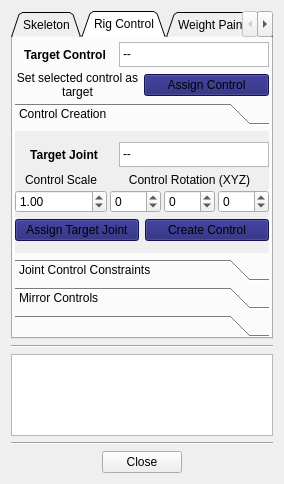
First picture: the form in QtInterface/simple_rigging_tool_widget.ui, repository MaoBoulve/Maya-Simple-Rigging-Tool, before the edit.
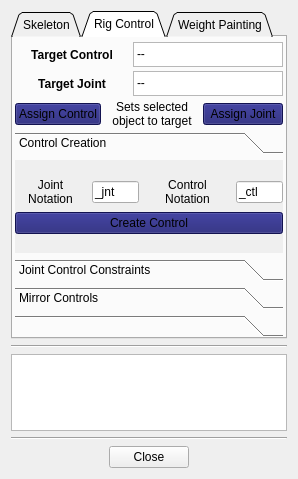
Second picture: the form after the edit. The open tabs and pages were chosen to show the change.

Commit message: Rigging system commands adapter class

```diff
--- a/QtInterface/simple_rigging_tool_widget.ui
+++ b/QtInterface/simple_rigging_tool_widget.ui
@@ -6,8 +6,8 @@
    <rect>
     <x>0</x>
     <y>0</y>
-    <width>284</width>
-    <height>484</height>
+    <width>298</width>
+    <height>479</height>
    </rect>
   </property>
   <property name="windowTitle">
@@ -515,6 +515,12 @@
       </layout>
      </widget>
      <widget class="QWidget" name="tab_rigControl">
+      <property name="sizePolicy">
+       <sizepolicy hsizetype="Preferred" vsizetype="Preferred">
+        <horstretch>0</horstretch>
+        <verstretch>0</verstretch>
+       </sizepolicy>
+      </property>
       <attribute name="title">
        <string>Rig Control</string>
       </attribute>
@@ -595,21 +601,55 @@
            </item>
           </layout>
          </item>
+         <item>
+          <layout class="QHBoxLayout" name="horizontalLayout_19">
+           <item>
+            <widget class="QLabel" name="label_16">
+             <property name="font">
+              <font>
+               <weight>75</weight>
+               <bold>true</bold>
+              </font>
+             </property>
+             <property name="text">
+              <string>Target Joint</string>
+             </property>
+             <property name="alignment">
+              <set>Qt::AlignCenter</set>
+             </property>
+             <property name="wordWrap">
+              <bool>false</bool>
+             </property>
+            </widget>
+           </item>
+           <item>
+            <widget class="QListWidget" name="list_rigControl_targetJoint">
+             <property name="sizePolicy">
+              <sizepolicy hsizetype="Fixed" vsizetype="Fixed">
+               <horstretch>0</horstretch>
+               <verstretch>0</verstretch>
+              </sizepolicy>
+             </property>
+             <property name="maximumSize">
+              <size>
+               <width>150</width>
+               <height>25</height>
+              </size>
+             </property>
+             <property name="flow">
+              <enum>QListView::LeftToRight</enum>
+             </property>
+             <item>
+              <property name="text">
+               <string>--</string>
+              </property>
+             </item>
+            </widget>
+           </item>
+          </layout>
+         </item>
          <item>
           <layout class="QHBoxLayout" name="horizontalLayout_21">
-           <item>
-            <widget class="QLabel" name="label_23">
-             <property name="text">
-              <string>Set selected control as target</string>
-             </property>
-             <property name="alignment">
-              <set>Qt::AlignCenter</set>
-             </property>
-             <property name="wordWrap">
-              <bool>true</bool>
-             </property>
-            </widget>
-           </item>
            <item>
             <widget class="QPushButton" name="btn_assignTargetControl">
              <property name="styleSheet">
@@ -622,6 +662,31 @@
              </property>
             </widget>
            </item>
+           <item>
+            <widget class="QLabel" name="label_23">
+             <property name="text">
+              <string>Sets selected object to target</string>
+             </property>
+             <property name="alignment">
+              <set>Qt::AlignCenter</set>
+             </property>
+             <property name="wordWrap">
+              <bool>true</bool>
+             </property>
+            </widget>
+           </item>
+           <item>
+            <widget class="QPushButton" name="btn_assignTargetJoint">
+             <property name="styleSheet">
+              <string notr="true">QPushButton{
+    background-color: midnightblue;
+}</string>
+             </property>
+             <property name="text">
+              <string>Assign Joint</string>
+             </property>
+            </widget>
+           </item>
           </layout>
          </item>
          <item>
@@ -634,8 +699,8 @@
              <rect>
               <x>0</x>
               <y>0</y>
-              <width>256</width>
-              <height>139</height>
+              <width>270</width>
+              <height>105</height>
              </rect>
             </property>
             <attribute name="label">
@@ -659,170 +724,79 @@
              </property>
              <item>
               <layout class="QVBoxLayout" name="verticalLayout_17">
+               <property name="spacing">
+                <number>6</number>
+               </property>
                <item>
-                <layout class="QHBoxLayout" name="horizontalLayout_19">
+                <layout class="QHBoxLayout" name="horizontalLayout">
                  <item>
-                  <widget class="QLabel" name="label_16">
-                   <property name="font">
-                    <font>
-                     <weight>75</weight>
-                     <bold>true</bold>
-                    </font>
-                   </property>
+                  <widget class="QLabel" name="label_25">
                    <property name="text">
-                    <string>Target Joint</string>
+                    <string>Joint Notation</string>
                    </property>
                    <property name="alignment">
                     <set>Qt::AlignCenter</set>
                    </property>
                    <property name="wordWrap">
-                    <bool>false</bool>
+                    <bool>true</bool>
                    </property>
                   </widget>
                  </item>
                  <item>
-                  <widget class="QListWidget" name="list_rigControl_targetJoint">
+                  <widget class="QLineEdit" name="lineEdit_jointNotation">
                    <property name="sizePolicy">
-                    <sizepolicy hsizetype="Fixed" vsizetype="Fixed">
+                    <sizepolicy hsizetype="Maximum" vsizetype="Fixed">
                      <horstretch>0</horstretch>
                      <verstretch>0</verstretch>
                     </sizepolicy>
                    </property>
                    <property name="maximumSize">
                     <size>
-                     <width>150</width>
-                     <height>25</height>
+                     <width>50</width>
+                     <height>16777215</height>
                     </size>
                    </property>
-                   <property name="flow">
-                    <enum>QListView::LeftToRight</enum>
+                   <property name="text">
+                    <string>_jnt</string>
                    </property>
-                   <item>
-                    <property name="text">
-                     <string>--</string>
-                    </property>
-                   </item>
                   </widget>
                  </item>
-                </layout>
-               </item>
-               <item>
-                <layout class="QHBoxLayout" name="horizontalLayout_22">
-                 <property name="spacing">
-                  <number>3</number>
-                 </property>
                  <item>
-                  <layout class="QVBoxLayout" name="verticalLayout_29">
-                   <item>
-                    <widget class="QLabel" name="label_18">
-                     <property name="sizePolicy">
-                      <sizepolicy hsizetype="Preferred" vsizetype="Fixed">
-                       <horstretch>0</horstretch>
-                       <verstretch>0</verstretch>
-                      </sizepolicy>
-                     </property>
-                     <property name="text">
-                      <string>Control Scale</string>
-                     </property>
-                     <property name="alignment">
-                      <set>Qt::AlignCenter</set>
-                     </property>
-                    </widget>
-                   </item>
-                   <item>
-                    <widget class="QDoubleSpinBox" name="doubleSpinBox_controlScale">
-                     <property name="minimum">
-                      <double>0.010000000000000</double>
-                     </property>
-                     <property name="singleStep">
-                      <double>0.500000000000000</double>
-                     </property>
-                     <property name="value">
-                      <double>1.000000000000000</double>
-                     </property>
-                    </widget>
-                   </item>
-                  </layout>
+                  <widget class="QLabel" name="label_26">
+                   <property name="text">
+                    <string>Control Notation</string>
+                   </property>
+                   <property name="alignment">
+                    <set>Qt::AlignCenter</set>
+                   </property>
+                   <property name="wordWrap">
+                    <bool>true</bool>
+                   </property>
+                  </widget>
                  </item>
                  <item>
-                  <layout class="QVBoxLayout" name="verticalLayout_30">
-                   <item>
-                    <widget class="QLabel" name="label_19">
-                     <property name="sizePolicy">
-                      <sizepolicy hsizetype="Preferred" vsizetype="Fixed">
-                       <horstretch>0</horstretch>
-                       <verstretch>0</verstretch>
-                      </sizepolicy>
-                     </property>
-                     <property name="text">
-                      <string>Control Rotation (XYZ)</string>
-                     </property>
-                     <property name="alignment">
-                      <set>Qt::AlignCenter</set>
-                     </property>
-                    </widget>
-                   </item>
-                   <item>
-                    <layout class="QHBoxLayout" name="horizontalLayout_23">
-                     <item>
-                      <widget class="QDoubleSpinBox" name="doubleSpinBox_controlRotX">
-                       <property name="decimals">
-                        <number>0</number>
-                       </property>
-                       <property name="minimum">
-                        <double>-360.000000000000000</double>
-                       </property>
-                       <property name="maximum">
-                        <double>360.000000000000000</double>
-                       </property>
-                      </widget>
-                     </item>
-                     <item>
-                      <widget class="QDoubleSpinBox" name="doubleSpinBox_controlRotY">
-                       <property name="decimals">
-                        <number>0</number>
-                       </property>
-                       <property name="minimum">
-                        <double>-360.000000000000000</double>
-                       </property>
-                       <property name="maximum">
-                        <double>360.000000000000000</double>
-                       </property>
-                      </widget>
-                     </item>
-                     <item>
-                      <widget class="QDoubleSpinBox" name="doubleSpinBox_controlRotZ">
-                       <property name="decimals">
-                        <number>0</number>
-                       </property>
-                       <property name="minimum">
-                        <double>-360.000000000000000</double>
-                       </property>
-                       <property name="maximum">
-                        <double>360.000000000000000</double>
-                       </property>
-                      </widget>
-                     </item>
-                    </layout>
-                   </item>
-                  </layout>
+                  <widget class="QLineEdit" name="lineEdit_controlNotation">
+                   <property name="sizePolicy">
+                    <sizepolicy hsizetype="Maximum" vsizetype="Fixed">
+                     <horstretch>0</horstretch>
+                     <verstretch>0</verstretch>
+                    </sizepolicy>
+                   </property>
+                   <property name="maximumSize">
+                    <size>
+                     <width>50</width>
+                     <height>16777215</height>
+                    </size>
+                   </property>
+                   <property name="text">
+                    <string>_ctl</string>
+                   </property>
+                  </widget>
                  </item>
                 </layout>
                </item>
                <item>
                 <layout class="QHBoxLayout" name="horizontalLayout_25">
-                 <item>
-                  <widget class="QPushButton" name="btn_assignTargetJoint">
-                   <property name="styleSheet">
-                    <string notr="true">QPushButton{
-    background-color: midnightblue;
-}</string>
-                   </property>
-                   <property name="text">
-                    <string>Assign Target Joint</string>
-                   </property>
-                  </widget>
-                 </item>
                  <item>
                   <widget class="QPushButton" name="btn_createControl">
                    <property name="styleSheet">
@@ -1745,6 +1719,12 @@
    </item>
    <item>
     <widget class="QListWidget" name="list_output">
+     <property name="sizePolicy">
+      <sizepolicy hsizetype="Expanding" vsizetype="Preferred">
+       <horstretch>0</horstretch>
+       <verstretch>0</verstretch>
+      </sizepolicy>
+     </property>
      <property name="wordWrap">
       <bool>true</bool>
      </property>
```
Left out of the diff: 56 changed lines with no effect on the pictures. The commit also changes 5 other files.
